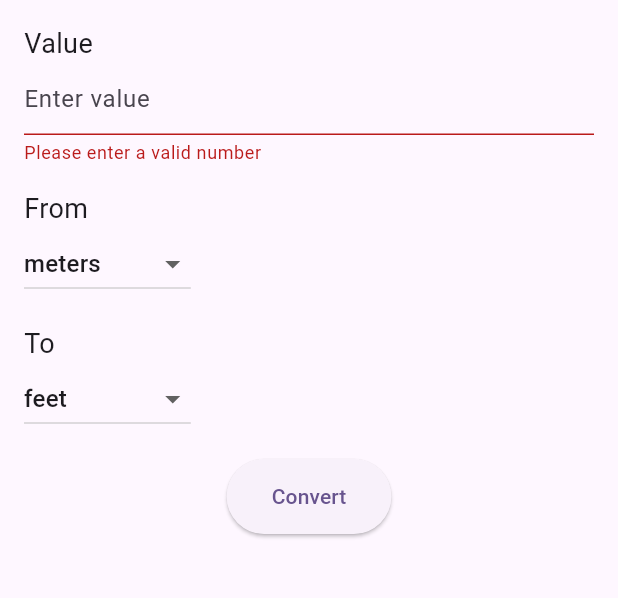
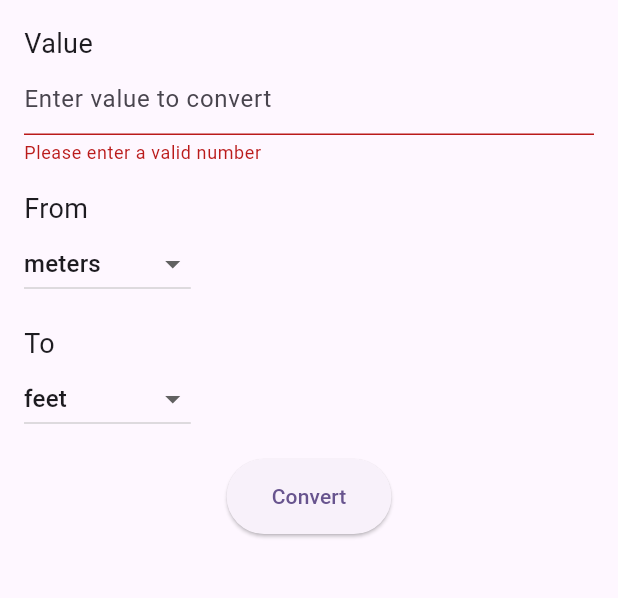
Before and after one commit to baralsamrat/MSCS533_Assignment, a Flutter app: the screen it shows after launch, after a tap on "Convert", on a phone screen of 412 x 824 dp, the part 84-682 px from its top. Run offline on Flutter 3.47's test engine with Material 3 defaults, Android fonts, the phone set to English and light mode, and no system bars.

Commit message:
Final Update

```diff
--- a/src/sbaral_assignment_1_app/lib/main.dart
+++ b/src/sbaral_assignment_1_app/lib/main.dart
@@ -1,22 +1,23 @@
-import 'package:flutter/material.dart';
-import './screen/converter_screen.dart';
+import 'package:flutter/material.dart'; // Import Flutter material design package
+import './screen/converter_screen.dart'; // Import the converter screen
 
 void main() {
-  runApp(const MyApp());
+  runApp(const MyApp()); // Entry point for the app, launching the MyApp widget
 }
 
+/// The main application widget that represents the overall structure of the app.
 class MyApp extends StatelessWidget {
   const MyApp({super.key});
 
   @override
   Widget build(BuildContext context) {
     return MaterialApp(
-      title: 'Measures Converter',
+      title: 'Measures Converter', // Application title
       theme: ThemeData(
-        colorScheme: ColorScheme.fromSeed(seedColor: Colors.deepPurple),
-        useMaterial3: true,
+        colorScheme: ColorScheme.fromSeed(seedColor: Colors.deepPurple), // Define the theme's color scheme
+        useMaterial3: true, // Use Material Design 3 standards
       ),
-      home: const ConverterScreen(title: 'Measures Converter'),
+      home: const ConverterScreen(title: 'Measures Converter'), // Set the initial screen of the app
     );
   }
 }
--- a/src/sbaral_assignment_1_app/lib/screen/converter_screen.dart
+++ b/src/sbaral_assignment_1_app/lib/screen/converter_screen.dart
@@ -1,9 +1,10 @@
-import 'package:flutter/material.dart';
-import '../utils/conversion_logic.dart';
-import '../widgets/conversion_result.dart';
+import 'package:flutter/material.dart'; // Import Flutter material design package
+import '../utils/conversion_logic.dart'; // Import the conversion logic
+import '../widgets/conversion_result.dart'; // Import the widget that displays the result
 
+/// A stateful widget to handle the conversion screen where users input values and view results.
 class ConverterScreen extends StatefulWidget {
-  final String title;
+  final String title; // Title of the screen
   const ConverterScreen({super.key, required this.title});
 
   @override
@@ -11,24 +12,28 @@ class ConverterScreen extends StatefulWidget {
 }
 
 class _ConverterScreenState extends State<ConverterScreen> {
-  final TextEditingController _valueController = TextEditingController();
-  String _fromUnit = 'meters';
-  String _toUnit = 'feet';
-  String? _conversionResult;
-  String? _errorText;
+  // Controllers and variables to manage user input and conversion result
+  final TextEditingController _valueController = TextEditingController(); // Controller for input value
+  String _fromUnit = 'meters'; // Default 'from' unit
+  String _toUnit = 'feet'; // Default 'to' unit
+  String? _conversionResult; // Holds the conversion result
+  String? _errorText; // Holds error messages for invalid input
 
+  /// Converts the input value based on selected units.
   void _convert() {
     setState(() {
       _errorText = null;
       _conversionResult = null;
 
+      // Try to parse the input value into a double, show error if invalid
       double? inputValue = double.tryParse(_valueController.text);
 
       if (inputValue == null) {
-        _errorText = 'Please enter a valid number';
+        _errorText = 'Please enter a valid number'; // Display error if input is not a valid number
         return;
       }
 
+      // Perform the unit conversion and store the result
       _conversionResult = convertUnits(inputValue, _fromUnit, _toUnit);
     });
   }
@@ -37,75 +42,81 @@ class _ConverterScreenState extends State<ConverterScreen> {
   Widget build(BuildContext context) {
     return Scaffold(
       appBar: AppBar(
-        backgroundColor: Theme.of(context).colorScheme.inversePrimary,
-        title: Text(widget.title),
+        backgroundColor: Theme.of(context).colorScheme.inversePrimary, // Use theme's inverse primary color for app bar
+        title: Text(widget.title), // Display the screen title
       ),
       body: Padding(
-        padding: const EdgeInsets.all(16.0),
+        padding: const EdgeInsets.all(16.0), // Add padding around the screen content
         child: Column(
           crossAxisAlignment: CrossAxisAlignment.start,
           children: <Widget>[
-             Text(
-              'Value',
-              style: TextStyle(fontSize: 18.0),
-            ),
+            // Input field for value
+            Text('Value', style: TextStyle(fontSize: 18.0)),
             TextField(
               controller: _valueController,
-              keyboardType: TextInputType.number,
               decoration: InputDecoration(
-                hintText: 'Enter value',
-                errorText: _errorText,
+                hintText: 'Enter value to convert',
+                errorText: _errorText, // Show error message if there's any
               ),
+              keyboardType: TextInputType.number, // Use numeric keyboard
             ),
-            SizedBox(height: 16.0),
-             Text('From', style: TextStyle(fontSize: 18.0)),
+            SizedBox(height: 16.0), // Add spacing between widgets
+
+            // Dropdown for 'from' unit selection
+            Text('From', style: TextStyle(fontSize: 18.0)),
             DropdownButton<String>(
               value: _fromUnit,
               items: units.map((String value) {
                 return DropdownMenuItem<String>(
                   value: value,
-                  child: Text(value),
+                  child: Text(value), // Display unit options
                 );
               }).toList(),
               onChanged: (String? newValue) {
                 setState(() {
-                  _fromUnit = newValue!;
+                  _fromUnit = newValue!; // Update 'from' unit selection
                 });
               },
             ),
-             SizedBox(height: 16.0),
-             Text('To', style: TextStyle(fontSize: 18.0)),
+            SizedBox(height: 16.0),
+
+            // Dropdown for 'to' unit selection
+            Text('To', style: TextStyle(fontSize: 18.0)),
             DropdownButton<String>(
               value: _toUnit,
               items: units.map((String value) {
                 return DropdownMenuItem<String>(
                   value: value,
-                  child: Text(value),
+                  child: Text(value), // Display unit options
                 );
               }).toList(),
               onChanged: (String? newValue) {
                 setState(() {
-                  _toUnit = newValue!;
+                  _toUnit = newValue!; // Update 'to' unit selection
                 });
               },
             ),
-             SizedBox(height: 16.0),
+            SizedBox(height: 16.0),
+
+            // Button to trigger the conversion
             Center(
               child: ElevatedButton(
-                onPressed: _convert,
+                onPressed: _convert, // Call the conversion method on button press
                 style: ElevatedButton.styleFrom(
-                  padding:  EdgeInsets.symmetric(horizontal: 30, vertical: 15),
+                  padding: EdgeInsets.symmetric(horizontal: 30, vertical: 15), // Customize button padding
                 ),
-                child:  Text('Convert'),
+                child: Text('Convert'), // Button label
               ),
             ),
-             SizedBox(height: 16.0),
+            SizedBox(height: 16.0),
+
+            // Display the conversion result if available
             if (_conversionResult != null)
               ConversionResult(
-                value: _valueController.text,
-                fromUnit: _fromUnit,
-                toUnit: _toUnit,
-                result: _conversionResult!,
+                value: _valueController.text, // Input value
+                fromUnit: _fromUnit, // From unit
+                toUnit: _toUnit, // To unit
+                result: _conversionResult!, // Converted result
               ),
           ],
         ),
--- a/src/sbaral_assignment_1_app/lib/utils/conversion_logic.dart
+++ b/src/sbaral_assignment_1_app/lib/utils/conversion_logic.dart
@@ -1,5 +1,7 @@
+// Define the list of supported units
 const units = ['meters', 'feet', 'kilometers', 'miles', 'inches', 'centimeters'];
 
+// Define the conversion rates between units
 final Map<String, double> conversionRates = {
   'meters_feet': 3.28084,
   'feet_meters': 0.3048,
@@ -11,12 +13,17 @@ final Map<String, double> conversionRates = {
   'centimeters_inches': 0.393701,
 };
 
+/// Function to convert units based on the value, fromUnit, and toUnit.
+/// Returns the conversion result as a string formatted to three decimal places,
+/// or an error message if the conversion is not possible.
 String? convertUnits(double value, String fromUnit, String toUnit) {
-  String key = '${fromUnit}_$toUnit';
-  double? rate = conversionRates[key];
+  String key = '${fromUnit}_$toUnit'; // Create a key to access the conversion rate
+  double? rate = conversionRates[key]; // Lookup the conversion rate
 
+  // If no conversion rate is found, return an error message
   if (rate == null) return 'Conversion not possible';
 
+  // Perform the conversion and return the result formatted to 3 decimal places
   double result = value * rate;
   return result.toStringAsFixed(3);
 }
```
Also changed, not shown: 3 other files.
